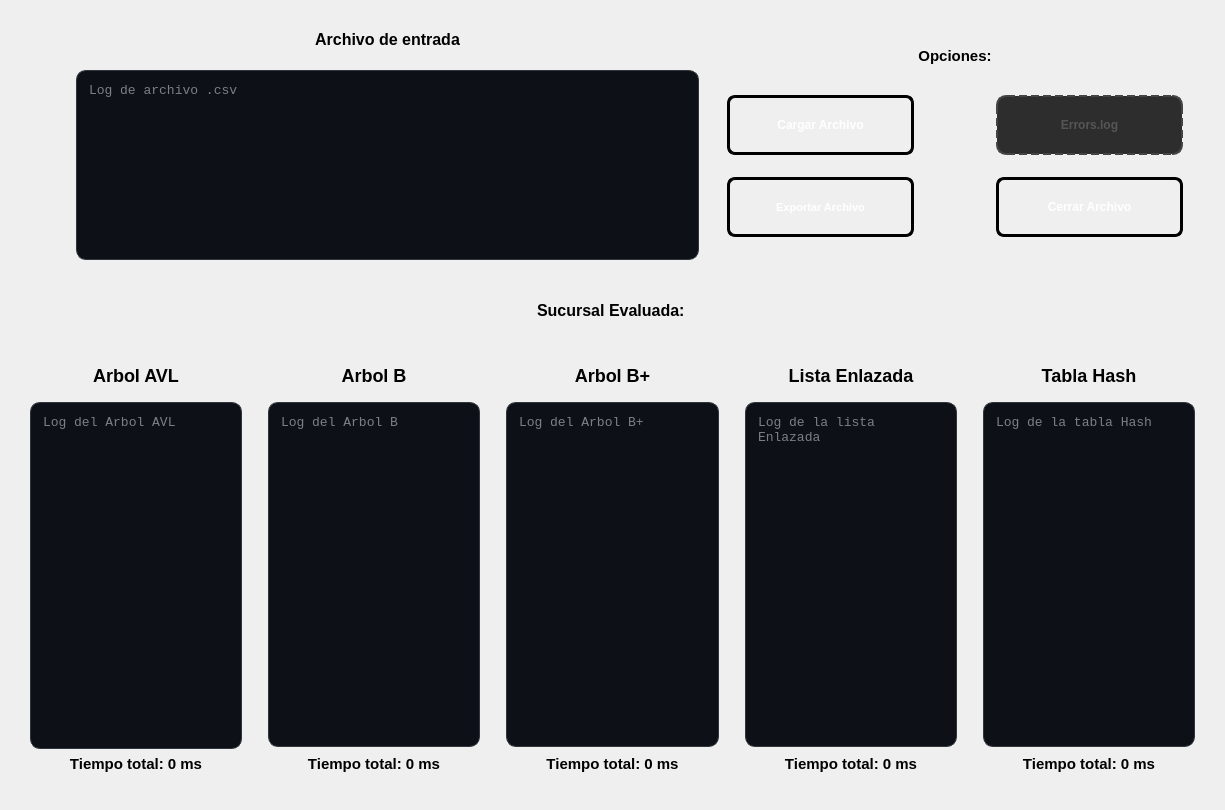
Above: ui/inicio/pantallacargaproductos.ui from pablo-mald03/Proyecto-No2-EDD before the change. Below: the same form after it.
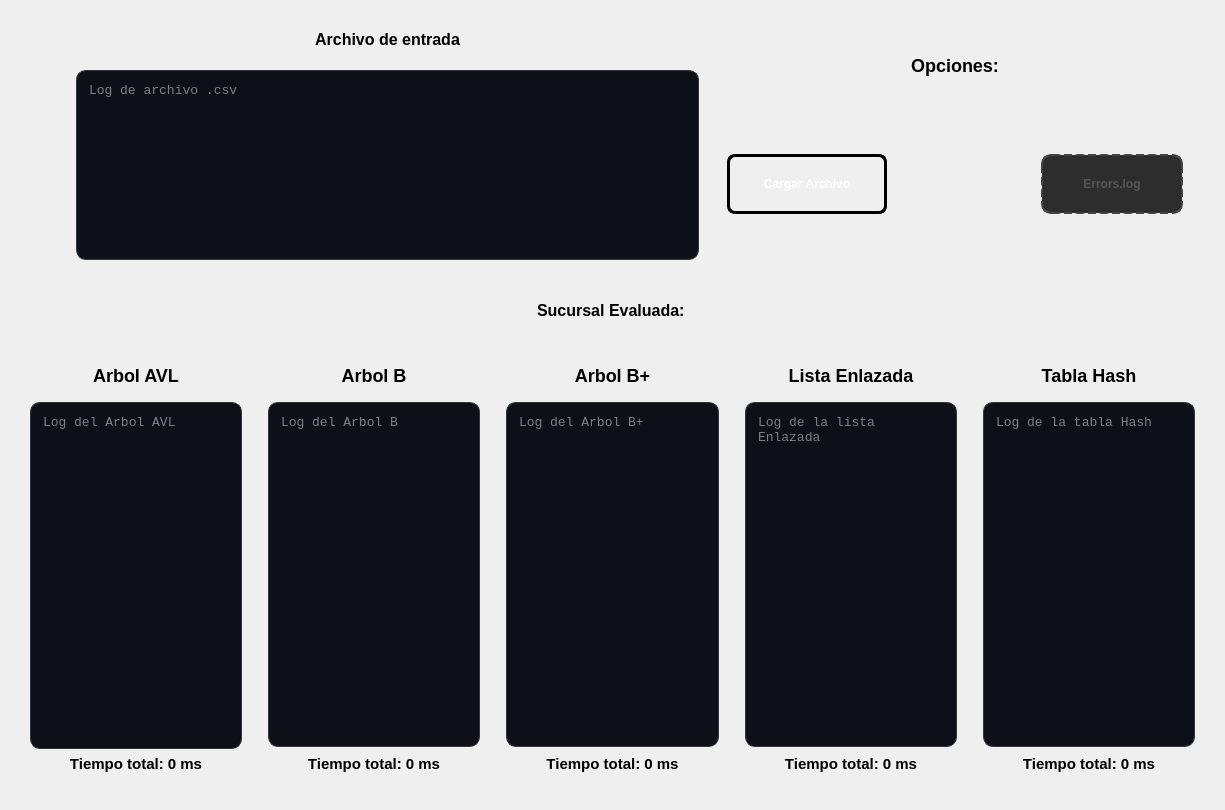
That is the form after the change.

```diff
--- a/ui/inicio/pantallacargaproductos.ui
+++ b/ui/inicio/pantallacargaproductos.ui
@@ -142,7 +142,7 @@
            <property name="minimumSize">
             <size>
              <width>0</width>
-             <height>30</height>
+             <height>50</height>
             </size>
            </property>
            <property name="styleSheet">
@@ -152,7 +152,7 @@
 	stop:0 rgb(0, 0, 0), 
 	stop:1 rgb(8, 2, 48));
 
-  	 font-size: 15px;
+  	 font-size: 18px;
     font-weight: bold;
     font-family: &quot;Segoe UI&quot;, Arial;
     
@@ -182,12 +182,6 @@
            <layout class="QVBoxLayout" name="verticalLayout_8">
             <item>
              <widget class="QWidget" name="widget_9" native="true">
-              <property name="minimumSize">
-               <size>
-                <width>65</width>
-                <height>0</height>
-               </size>
-              </property>
               <layout class="QHBoxLayout" name="horizontalLayout_3">
                <item>
                 <widget class="QPushButton" name="btnCargar">
@@ -238,16 +232,10 @@
                 <widget class="QWidget" name="widget_14" native="true">
                  <property name="minimumSize">
                   <size>
-                   <width>70</width>
+                   <width>60</width>
                    <height>0</height>
                   </size>
                  </property>
-                 <property name="maximumSize">
-                  <size>
-                   <width>70</width>
-                   <height>16777215</height>
-                  </size>
-                 </property>
                 </widget>
                </item>
                <item>
@@ -308,132 +296,6 @@
               </layout>
              </widget>
             </item>
-            <item>
-             <widget class="QWidget" name="widget_10" native="true">
-              <property name="minimumSize">
-               <size>
-                <width>60</width>
-                <height>0</height>
-               </size>
-              </property>
-              <layout class="QHBoxLayout" name="horizontalLayout_4">
-               <item>
-                <widget class="QPushButton" name="btnExportar">
-                 <property name="minimumSize">
-                  <size>
-                   <width>0</width>
-                   <height>60</height>
-                  </size>
-                 </property>
-                 <property name="styleSheet">
-                  <string notr="true">QPushButton#btnExportar {
-    background-color: qlineargradient(spread:pad, x1:0, y1:0, x2:1, y2:1, 
-                        stop:0 rgb(8, 2, 48), 
-                        stop:1 rgb(255, 163, 72));
-    
-    border: 3px solid black;
-    border-radius: 8px;
-    
-    color: white;
-    font-family: &quot;Arial Black&quot;, Gadget, sans-serif;
-    font-size: 11px;
-    font-weight: bold;
-    text-transform: uppercase;
-    
-    padding: 10px 25px;
-}
-
-QPushButton#btnExportar:hover {
-    background-color: qlineargradient(spread:pad, x1:0, y1:0, x2:1, y2:1, 
-                        stop:0 rgba(41, 128, 185, 255), 
-                        stop:1 rgba(142, 68, 173, 255));
-    border-color: #f1c40f;
-}
-
-
-QPushButton#btnExportar:pressed {
-    background-color: #2c3e50;
-    padding-top: 12px;
-    padding-left: 27px;
-}</string>
-                 </property>
-                 <property name="text">
-                  <string>Exportar Archivo</string>
-                 </property>
-                </widget>
-               </item>
-               <item>
-                <widget class="QWidget" name="widget_13" native="true">
-                 <property name="minimumSize">
-                  <size>
-                   <width>70</width>
-                   <height>0</height>
-                  </size>
-                 </property>
-                 <property name="maximumSize">
-                  <size>
-                   <width>70</width>
-                   <height>16777215</height>
-                  </size>
-                 </property>
-                </widget>
-               </item>
-               <item>
-                <widget class="QPushButton" name="btnCerrar">
-                 <property name="minimumSize">
-                  <size>
-                   <width>0</width>
-                   <height>60</height>
-                  </size>
-                 </property>
-                 <property name="styleSheet">
-                  <string notr="true">
-QPushButton#btnCerrar {
-    background-color: qlineargradient(spread:pad, x1:0, y1:0, x2:1, y2:1, 
-                        stop:0 rgb(77, 5, 57), 
-                        stop:1 rgb(232, 15, 15));
-    
-    border: 3px solid black;
-    border-radius: 8px;
-    
-    color: white;
-    font-family: &quot;Arial Black&quot;, Gadget, sans-serif;
-    font-size: 12px;
-    font-weight: bold;
-    text-transform: uppercase;
-    
-    padding: 10px 25px;
-}
-
-QPushButton#btnCerrar:hover {
-    background-color: qlineargradient(spread:pad, x1:0, y1:0, x2:1, y2:1, 
-                        stop:0 rgb(9, 147, 29), 
-                        stop:1 rgb(94, 92, 100));
-    border-color: #f1c40f;
-}
-
-
-QPushButton#btnCerrar:pressed {
-    background-color: #2c3e50;
-    padding-top: 12px;
-    padding-left: 27px;
-}
-
-QPushButton#btnCerrar:disabled {
-    background: #2d2d2d; 
-    color: #555555;
-    border: 2px dashed #444444; 
-    border-radius: 10px;
-}</string>
-                 </property>
-                 <property name="text">
-                  <string>Cerrar Archivo</string>
-                 </property>
-                </widget>
-               </item>
-              </layout>
-             </widget>
-            </item>
            </layout>
           </widget>
          </item>
```
